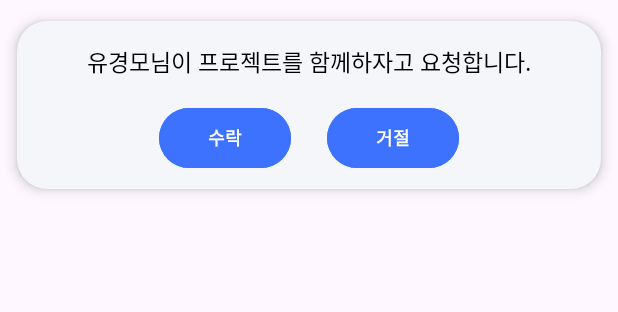
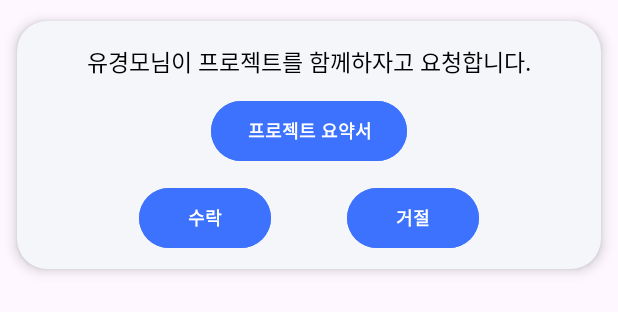
Before and after one commit to YooGyeongMo/Be_New_final, an Android app: the layout item_notification.xml on its own in the app's theme, with its tools: preview values and no code run, on a phone screen of 412 x 824 dp. Shown: the top 312 px of the screen. Run offline under Robolectric (Android 15) with nearby library versions, the phone set to English and light mode, and no system bars.

Commit message:
확인 가능한 프로젝트 요약서

```diff
--- a/FrontTeamCode/app/src/main/java/com/gmlab/team_benew/chat/socket/ChatFragment.kt
+++ b/FrontTeamCode/app/src/main/java/com/gmlab/team_benew/chat/socket/ChatFragment.kt
@@ -140,14 +140,14 @@ class ChatFragment : Fragment() {
                         override fun onComplete() {
                             // 메시지 전송 성공 시 UI 피드백
                             activity?.runOnUiThread {
-                                Toast.makeText(requireContext(), "Message sent successfully", Toast.LENGTH_SHORT).show()
+//                                Toast.makeText(requireContext(), "Message sent successfully", Toast.LENGTH_SHORT).show()
                             }
                         }
 
                         override fun onError(e: Throwable) {
                             // 메시지 전송 실패 시 UI 피드백
                             activity?.runOnUiThread {
-                                Toast.makeText(requireContext(), "Failed to send message", Toast.LENGTH_SHORT).show()
+//                                Toast.makeText(requireContext(), "Failed to send message", Toast.LENGTH_SHORT).show()
                             }
                         }
 
--- a/FrontTeamCode/app/src/main/java/com/gmlab/team_benew/matching/MatchingFragment.kt
+++ b/FrontTeamCode/app/src/main/java/com/gmlab/team_benew/matching/MatchingFragment.kt
@@ -127,14 +127,14 @@ class MatchingFragment : Fragment(), MatchingPostView, MatchingAlarmsPostView {
         )
 
         matchingService.likeMatch(currentMatchId, project.projectId) { response ->
-            Toast.makeText(context, "$currentMatchId 매칭에 '좋아요'를 보냈습니다.", Toast.LENGTH_SHORT).show()
+//            Toast.makeText(context, "$currentMatchId 매칭에 '좋아요'를 보냈습니다.", Toast.LENGTH_SHORT).show()
         }
     }
 
     private fun handleLeftSwipe(currentMatchId: Long) {
         matchingService.disLikeMatch(currentMatchId,
             onResponse = {
-                Toast.makeText(context, "$currentMatchId 매칭에 '싫어요'를 보냈습니다.", Toast.LENGTH_SHORT).show()
+//                Toast.makeText(context, "$currentMatchId 매칭에 '싫어요'를 보냈습니다.", Toast.LENGTH_SHORT).show()
             },
             onFailure = {
                 Toast.makeText(context, "매칭에 '싫어요'를 보내지 못했습니다.", Toast.LENGTH_SHORT).show()
--- a/FrontTeamCode/app/src/main/java/com/gmlab/team_benew/project/ProjectDetailFragment.kt
+++ b/FrontTeamCode/app/src/main/java/com/gmlab/team_benew/project/ProjectDetailFragment.kt
@@ -154,7 +154,7 @@ class ProjectDetailFragment : Fragment(), ProjectDetailView, ProjectDetailStartP
 
     override fun onProjectDetailFailure(statusCode: Int) {
         projectDetailViewModel.setLoading(false)
-        Log.e("ProjectDetailFragment", "프로젝트 상세 정보를 불러오는데 실패 $statusCode")
+        Log.d("ProjectDetailFragment", "프로젝트 상세 정보를 불러오는데 성공!")
     }
 
     private fun updateUI(projectDetail: GetProjectDeatilResponse) {
@@ -184,7 +184,7 @@ class ProjectDetailFragment : Fragment(), ProjectDetailView, ProjectDetailStartP
 
     override fun onFailureProjectStartPatch(message: String) {
         // PATCH 요청이 실패했을 때
-        showAlert("프로젝트 시작 실패", message)
+        showAlert("프로젝트 시작 성공!", "프로젝트가 성공적으로 시작되었습니다.!")
     }
 
     private fun showAlert(title: String, message: String) {
--- a/FrontTeamCode/app/src/main/res/layout/item_notification.xml
+++ b/FrontTeamCode/app/src/main/res/layout/item_notification.xml
@@ -1,73 +1,89 @@
 <?xml version="1.0" encoding="utf-8"?>
 <androidx.constraintlayout.widget.ConstraintLayout xmlns:android="http://schemas.android.com/apk/res/android"
+    xmlns:app="http://schemas.android.com/apk/res-auto"
     android:layout_width="match_parent"
-    android:layout_height="wrap_content"
-    xmlns:app="http://schemas.android.com/apk/res-auto">
+    android:layout_height="wrap_content">
+
     <com.google.android.material.card.MaterialCardView
         android:id="@+id/cv_notification_list"
         android:layout_width="match_parent"
         android:layout_height="match_parent"
-        app:layout_constraintTop_toTopOf="parent"
-        app:layout_constraintStart_toStartOf="parent"
-        app:layout_constraintEnd_toEndOf="parent"
-        app:layout_constraintBottom_toBottomOf="parent"
+        app:cardBackgroundColor="@color/mainBg"
         app:cardCornerRadius="20dp"
         app:cardElevation="5dp"
         app:cardUseCompatPadding="true"
-        app:strokeWidth="0dp"
-        app:cardBackgroundColor="@color/mainBg">
+        app:layout_constraintBottom_toBottomOf="parent"
+        app:layout_constraintEnd_toEndOf="parent"
+        app:layout_constraintStart_toStartOf="parent"
+        app:layout_constraintTop_toTopOf="parent"
+        app:strokeWidth="0dp">
 
         <androidx.constraintlayout.widget.ConstraintLayout
             android:layout_width="match_parent"
             android:layout_height="match_parent">
 
             <TextView
+                android:id="@+id/tv_notification_message"
+                android:layout_width="wrap_content"
+                android:layout_height="wrap_content"
                 android:layout_marginTop="10dp"
-        android:id="@+id/tv_notification_message"
-        android:layout_height="wrap_content"
-        android:layout_width="wrap_content"
+                android:padding="5dp"
                 android:text="유경모님이 프로젝트를 함께하자고 요청합니다."
                 android:textColor="@color/black"
+                android:textSize="15sp"
+                app:layout_constraintEnd_toEndOf="parent"
                 app:layout_constraintStart_toStartOf="parent"
-        app:layout_constraintTop_toTopOf="parent"
-        app:layout_constraintEnd_toEndOf="parent"
-        android:textSize="15sp"
-        android:padding="5dp"
-        />
+                app:layout_constraintTop_toTopOf="parent" />
+
             <Button
                 android:id="@+id/tv_notification_access"
                 android:layout_width="wrap_content"
                 android:layout_height="wrap_content"
-        app:layout_constraintStart_toStartOf="@id/tv_notification_message"
-        app:layout_constraintTop_toBottomOf="@+id/tv_notification_message"
-        app:layout_constraintEnd_toStartOf="@id/tv_notification_reject"
-        app:layout_constraintBottom_toBottomOf="parent"
+                android:layout_marginStart="50dp"
+                android:layout_marginTop="10dp"
                 android:layout_marginBottom="10dp"
-        android:layout_marginTop="10dp"
+                android:backgroundTint="@color/mainBlue2"
                 android:text="수락"
                 android:textSize="12sp"
                 android:textStyle="bold"
-        android:layout_marginStart="50dp"
-        android:backgroundTint="@color/mainBlue2"
-        />
+                app:layout_constraintBottom_toBottomOf="parent"
+                app:layout_constraintEnd_toStartOf="@id/tv_notification_reject"
+                app:layout_constraintStart_toStartOf="parent"
+                app:layout_constraintTop_toBottomOf="@id/btn_project_preview" />
+
             <Button
                 android:id="@+id/tv_notification_reject"
                 android:layout_width="wrap_content"
                 android:layout_height="wrap_content"
-        app:layout_constraintEnd_toEndOf="@id/tv_notification_message"
-        app:layout_constraintTop_toBottomOf="@+id/tv_notification_message"
-        app:layout_constraintStart_toEndOf="@id/tv_notification_access"
-        app:layout_constraintBottom_toBottomOf="parent"
+                android:layout_marginStart="20dp"
+                android:layout_marginTop="10dp"
+                android:layout_marginEnd="50dp"
                 android:layout_marginBottom="10dp"
-        android:layout_marginStart="20dp"
+                android:backgroundTint="@color/mainBlue2"
                 android:text="거절"
                 android:textSize="12sp"
-        android:layout_marginTop="10dp"
                 android:textStyle="bold"
-        android:layout_marginEnd="50dp"
-        android:backgroundTint="@color/mainBlue2"
+                app:layout_constraintBottom_toBottomOf="parent"
+                app:layout_constraintEnd_toEndOf="parent"
+                app:layout_constraintStart_toEndOf="@id/tv_notification_access"
+                app:layout_constraintTop_toBottomOf="@+id/btn_project_preview"
 
                 />
+
+            <Button
+                android:id="@+id/btn_project_preview"
+                android:layout_width="wrap_content"
+                android:layout_height="wrap_content"
+                android:text="프로젝트 요약서"
+                android:textSize="12sp"
+                android:textStyle="bold"
+                app:layout_constraintTop_toBottomOf="@id/tv_notification_message"
+                app:layout_constraintStart_toStartOf="parent"
+                app:layout_constraintEnd_toEndOf="parent"
+                android:backgroundTint="@color/mainBlue2"
+                android:layout_marginTop="5dp"
+                />
+
         </androidx.constraintlayout.widget.ConstraintLayout>
     </com.google.android.material.card.MaterialCardView>
 
```
Also changed, not shown: FrontTeamCode/app/src/main/java/com/gmlab/team_benew/main/notification/NotificationAdapter.kt (+29 -9 lines), FrontTeamCode/app/src/main/java/com/gmlab/team_benew/main/notification/NotificationFragment.kt (+63 -7 lines), FrontTeamCode/app/src/main/java/com/gmlab/team_benew/main/notification/projectnotiget/ProjectgetnotigetResponse.kt (added, +8 -0 lines), FrontTeamCode/app/src/main/java/com/gmlab/team_benew/main/notification/projectnotiget/ProjectnotigetRetrofitInterface.kt (added, +15 -0 lines), FrontTeamCode/app/src/main/java/com/gmlab/team_benew/main/notification/projectnotiget/ProjectnotigetService.kt (added, +53 -0 lines), FrontTeamCode/app/src/main/java/com/gmlab/team_benew/main/notification/projectnotiget/ProjectnotigetView.kt (added, +9 -0 lines), FrontTeamCode/app/src/main/res/layout/modal_project_noti_info.xml (added, +117 -0 lines). Lines whose indentation alone changed are shown as unchanged.
